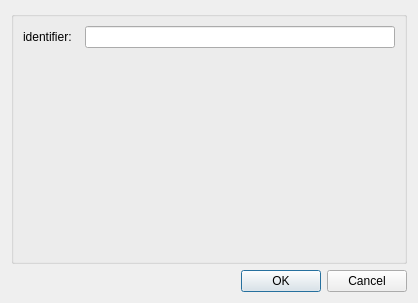
Before: the Qt Designer form mapclientplugins/zincmodelsourcestep/qt/configuredialog.ui in mapclient-plugins/zincmodelsourcestep, drawn with Qt 5.
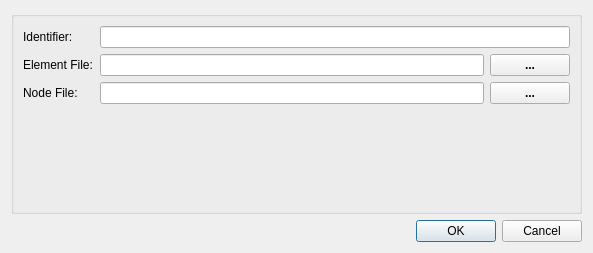
After: the same form once the commit is applied.

Diff of the .ui file:
```diff
--- a/mapclientplugins/zincmodelsourcestep/qt/configuredialog.ui
+++ b/mapclientplugins/zincmodelsourcestep/qt/configuredialog.ui
@@ -6,34 +6,151 @@
    <rect>
     <x>0</x>
     <y>0</y>
-    <width>418</width>
-    <height>303</height>
+    <width>593</width>
+    <height>253</height>
    </rect>
   </property>
   <property name="windowTitle">
    <string>ConfigureDialog</string>
   </property>
-  <layout class="QGridLayout" name="gridLayout">
-   <item row="0" column="0">
-    <widget class="QGroupBox" name="configGroupBox">
+  <layout class="QVBoxLayout" name="verticalLayout_2">
+   <item>
+    <widget class="QGroupBox" name="groupBox">
      <property name="title">
       <string/>
      </property>
-     <layout class="QFormLayout" name="formLayout">
-      <item row="0" column="0">
-       <widget class="QLabel" name="label0">
-        <property name="text">
-         <string>identifier:  </string>
-        </property>
-       </widget>
-      </item>
+     <layout class="QGridLayout" name="gridLayout">
       <item row="0" column="1">
-       <widget class="QLineEdit" name="lineEdit0"/>
+       <widget class="QLineEdit" name="identifierLineEdit"/>
+      </item>
+      <item row="1" column="1">
+       <layout class="QHBoxLayout" name="horizontalLayout">
+        <item>
+         <widget class="QLineEdit" name="elementLineEdit">
+          <property name="toolTip">
+           <string>Maybe a combined element and node file</string>
+          </property>
+          <property name="styleSheet">
+           <string notr="true">selection-color: red;
+color: green</string>
+          </property>
+         </widget>
+        </item>
+        <item>
+         <widget class="QPushButton" name="elementButton">
+          <property name="font">
+           <font>
+            <weight>75</weight>
+            <bold>true</bold>
+           </font>
+          </property>
+          <property name="text">
+           <string>...</string>
+          </property>
+         </widget>
+        </item>
+       </layout>
+      </item>
+      <item row="1" column="0">
+       <widget class="QLabel" name="label_3">
+        <property name="minimumSize">
+         <size>
+          <width>71</width>
+          <height>0</height>
+         </size>
+        </property>
+        <property name="toolTip">
+         <string>Maybe a combined element and node file</string>
+        </property>
+        <property name="text">
+         <string>Element File:</string>
+        </property>
+        <property name="buddy">
+         <cstring>elementLineEdit</cstring>
+        </property>
+       </widget>
+      </item>
+      <item row="2" column="0">
+       <widget class="QLabel" name="label_4">
+        <property name="minimumSize">
+         <size>
+          <width>71</width>
+          <height>0</height>
+         </size>
+        </property>
+        <property name="text">
+         <string>Node File:</string>
+        </property>
+        <property name="buddy">
+         <cstring>elementLineEdit</cstring>
+        </property>
+       </widget>
+      </item>
+      <item row="2" column="1">
+       <layout class="QHBoxLayout" name="horizontalLayout_3">
+        <item>
+         <widget class="QLineEdit" name="nodeLineEdit">
+          <property name="styleSheet">
+           <string notr="true">selection-color: red;
+color: green</string>
+          </property>
+         </widget>
+        </item>
+        <item>
+         <widget class="QPushButton" name="nodeButton">
+          <property name="font">
+           <font>
+            <weight>75</weight>
+            <bold>true</bold>
+           </font>
+          </property>
+          <property name="text">
+           <string>...</string>
+          </property>
+         </widget>
+        </item>
+       </layout>
+      </item>
+      <item row="0" column="0">
+       <widget class="QLabel" name="label">
+        <property name="text">
+         <string>Identifier:</string>
+        </property>
+        <property name="buddy">
+         <cstring>identifierLineEdit</cstring>
+        </property>
+       </widget>
+      </item>
+      <item row="3" column="1">
+       <spacer name="verticalSpacer">
+        <property name="orientation">
+         <enum>Qt::Vertical</enum>
+        </property>
+        <property name="sizeHint" stdset="0">
+         <size>
+          <width>20</width>
+          <height>40</height>
+         </size>
+        </property>
+       </spacer>
+      </item>
+      <item row="4" column="1">
+       <widget class="QLabel" name="previousLocationLabel">
+        <property name="maximumSize">
+         <size>
+          <width>0</width>
+          <height>16777215</height>
+         </size>
+        </property>
+        <property name="text">
+         <string/>
+        </property>
+       </widget>
       </item>
      </layout>
     </widget>
    </item>
-   <item row="1" column="0">
+   <item>
     <widget class="QDialogButtonBox" name="buttonBox">
      <property name="orientation">
       <enum>Qt::Horizontal</enum>
```
Left out of the diff: 8 changed lines with no effect on the pictures.
